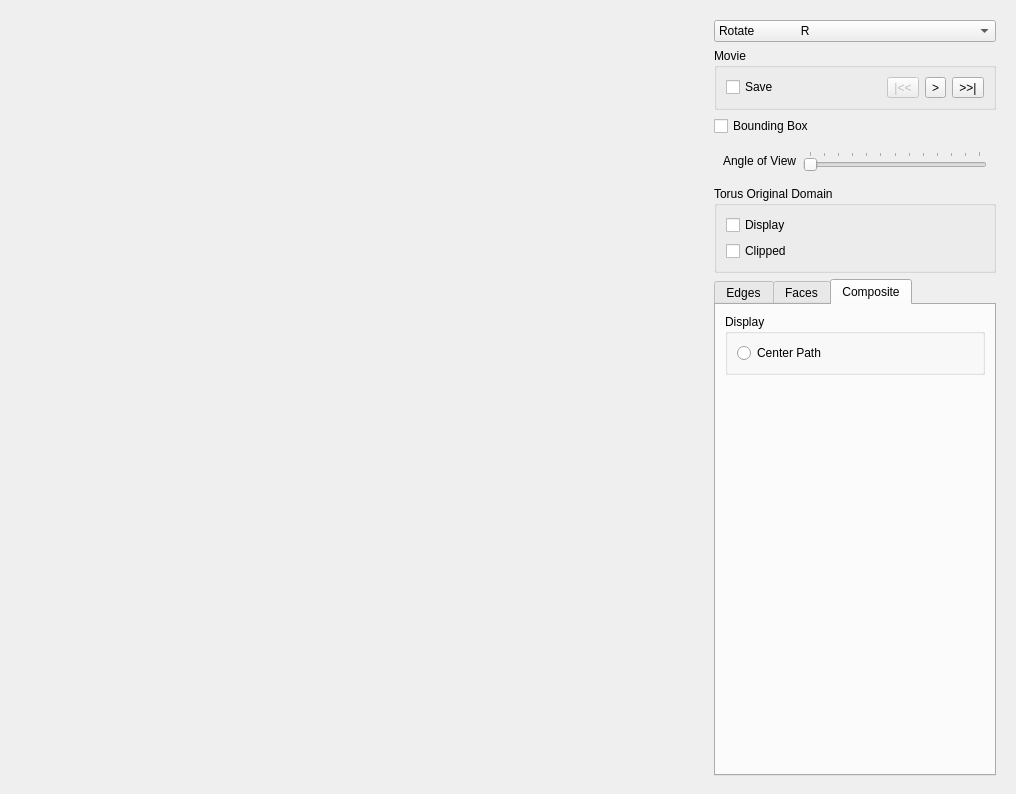
danlipsa/foamvis, file Window.ui: the form before one commit.
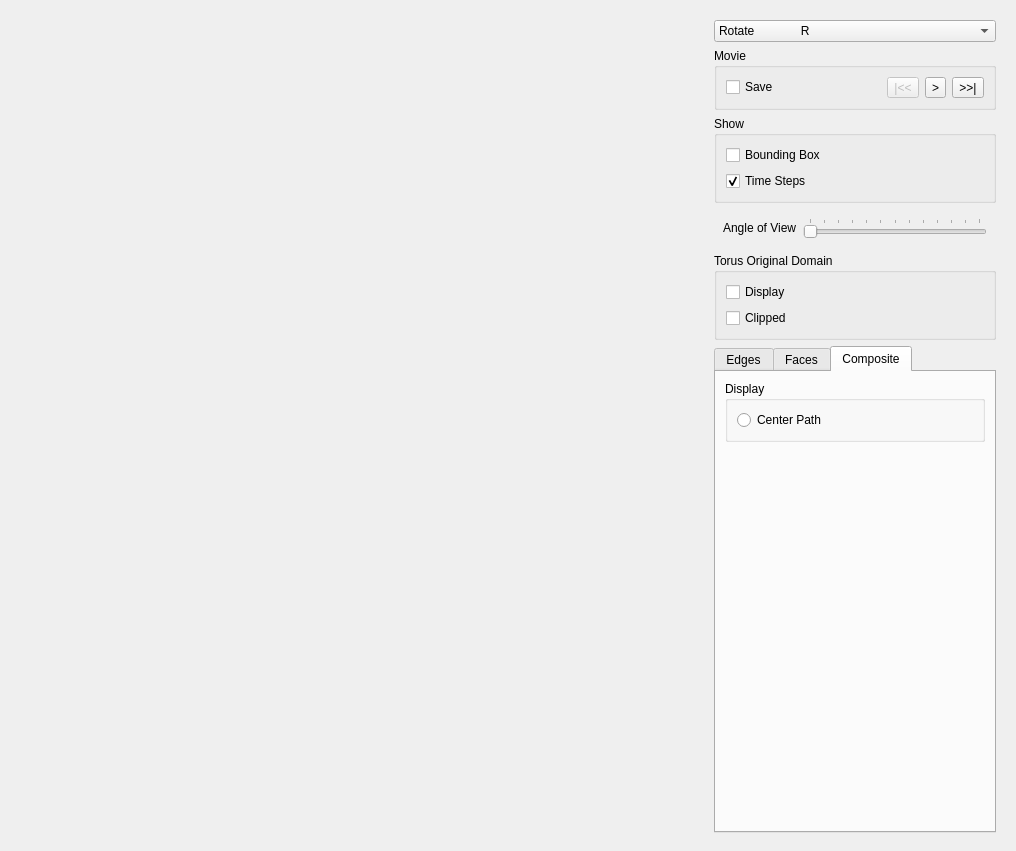
The form after the commit. Custom widgets are drawn as their Qt base class.

Patch:
```diff
--- a/Window.ui
+++ b/Window.ui
@@ -7,7 +7,7 @@
     <x>0</x>
     <y>0</y>
     <width>1016</width>
-    <height>794</height>
+    <height>851</height>
    </rect>
   </property>
   <property name="sizePolicy">
@@ -216,10 +216,29 @@
           </widget>
          </item>
          <item>
-          <widget class="QCheckBox" name="checkBoxBoundingBox">
-           <property name="text">
-            <string>Bounding Box</string>
+          <widget class="QGroupBox" name="groupBox">
+           <property name="title">
+            <string>Show</string>
            </property>
+           <layout class="QVBoxLayout" name="verticalLayout_14">
+            <item>
+             <widget class="QCheckBox" name="checkBoxBoundingBox">
+              <property name="text">
+               <string>Bounding Box</string>
+              </property>
+             </widget>
+            </item>
+            <item>
+             <widget class="QCheckBox" name="checkBoxTimeSteps">
+              <property name="text">
+               <string>Time Steps</string>
+              </property>
+              <property name="checked">
+               <bool>true</bool>
+              </property>
+             </widget>
+            </item>
+           </layout>
           </widget>
          </item>
          <item>
```
Left out of the diff: 79 changed lines with no effect on the pictures.
